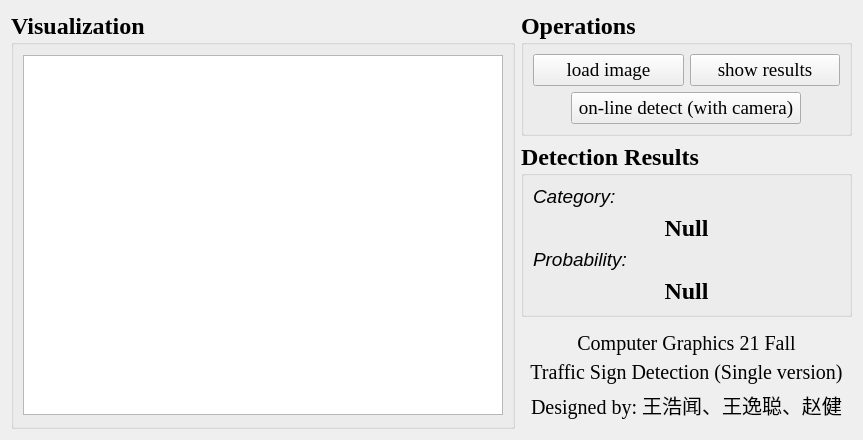
The window that SingleDetection/ui/single_ui.ui (wang-h-w/traffic-sign-detection) describes before a commit, drawn with Qt 5.
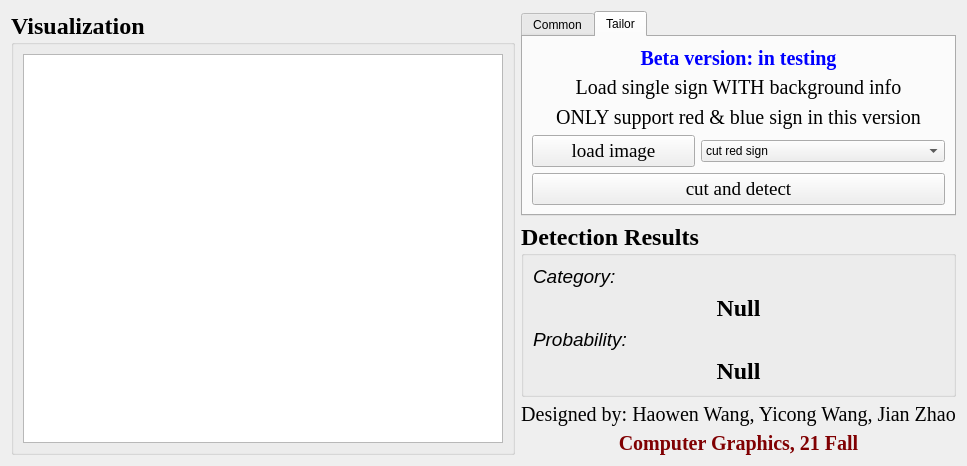
The same window after the commit. The open tabs and pages were chosen to show the change.

Commit message:
New function in SingleDetection! (beta version)
v1.1 | Tailor: cut sign with background info (new UI, new function)

The edit to the form file:
```diff
--- a/SingleDetection/ui/single_ui.ui
+++ b/SingleDetection/ui/single_ui.ui
@@ -6,8 +6,8 @@
    <rect>
     <x>0</x>
     <y>0</y>
-    <width>851</width>
-    <height>427</height>
+    <width>898</width>
+    <height>448</height>
    </rect>
   </property>
   <property name="windowTitle">
@@ -16,7 +16,7 @@
   <property name="windowOpacity">
    <double>1.000000000000000</double>
   </property>
-  <layout class="QHBoxLayout" name="horizontalLayout_2">
+  <layout class="QHBoxLayout" name="horizontalLayout_3" stretch="3,2">
    <item>
     <widget class="QGroupBox" name="groupBox_graphicsView">
      <property name="font">
@@ -31,10 +31,10 @@
       <string>Visualization</string>
      </property>
      <layout class="QVBoxLayout" name="verticalLayout_4">
-      <item alignment="Qt::AlignHCenter|Qt::AlignVCenter">
+      <item>
        <widget class="QGraphicsView" name="graphicsView">
         <property name="sizePolicy">
-         <sizepolicy hsizetype="Fixed" vsizetype="Fixed">
+         <sizepolicy hsizetype="Preferred" vsizetype="Preferred">
           <horstretch>0</horstretch>
           <verstretch>0</verstretch>
          </sizepolicy>
@@ -47,8 +47,8 @@
         </property>
         <property name="maximumSize">
          <size>
-          <width>480</width>
-          <height>360</height>
+          <width>4800</width>
+          <height>3600</height>
          </size>
         </property>
         <property name="lineWidth">
@@ -60,21 +60,207 @@
     </widget>
    </item>
    <item>
+    <layout class="QVBoxLayout" name="verticalLayout_8">
+     <item>
+      <widget class="QTabWidget" name="tab_operations">
+       <property name="currentIndex">
+        <number>0</number>
+       </property>
+       <widget class="QWidget" name="tab_common">
+        <attribute name="title">
+         <string>Common</string>
+        </attribute>
+        <layout class="QVBoxLayout" name="verticalLayout_6">
+         <item>
     <layout class="QVBoxLayout" name="verticalLayout_5">
      <item>
-      <widget class="QGroupBox" name="groupBox_operations">
+            <widget class="QLabel" name="label_common_1">
+             <property name="palette">
+              <palette>
+               <active>
+                <colorrole role="WindowText">
+                 <brush brushstyle="SolidPattern">
+                  <color alpha="255">
+                   <red>0</red>
+                   <green>0</green>
+                   <blue>255</blue>
+                  </color>
+                 </brush>
+                </colorrole>
+               </active>
+               <inactive>
+                <colorrole role="WindowText">
+                 <brush brushstyle="SolidPattern">
+                  <color alpha="255">
+                   <red>0</red>
+                   <green>0</green>
+                   <blue>255</blue>
+                  </color>
+                 </brush>
+                </colorrole>
+               </inactive>
+               <disabled>
+                <colorrole role="WindowText">
+                 <brush brushstyle="SolidPattern">
+                  <color alpha="255">
+                   <red>127</red>
+                   <green>127</green>
+                   <blue>127</blue>
+                  </color>
+                 </brush>
+                </colorrole>
+               </disabled>
+              </palette>
+             </property>
        <property name="font">
         <font>
          <family>Times New Roman</family>
-         <pointsize>18</pointsize>
+               <pointsize>15</pointsize>
          <weight>75</weight>
          <bold>true</bold>
-        </font>
-       </property>
-       <property name="title">
-        <string>Operations</string>
-       </property>
-       <layout class="QVBoxLayout" name="verticalLayout_3" stretch="0,0">
+               <underline>false</underline>
+              </font>
+             </property>
+             <property name="text">
+              <string>Stable version: common functions</string>
+             </property>
+             <property name="textFormat">
+              <enum>Qt::AutoText</enum>
+             </property>
+             <property name="scaledContents">
+              <bool>false</bool>
+             </property>
+             <property name="alignment">
+              <set>Qt::AlignCenter</set>
+             </property>
+            </widget>
+           </item>
+           <item>
+            <widget class="QLabel" name="label_common_2">
+             <property name="palette">
+              <palette>
+               <active>
+                <colorrole role="WindowText">
+                 <brush brushstyle="SolidPattern">
+                  <color alpha="255">
+                   <red>0</red>
+                   <green>0</green>
+                   <blue>0</blue>
+                  </color>
+                 </brush>
+                </colorrole>
+               </active>
+               <inactive>
+                <colorrole role="WindowText">
+                 <brush brushstyle="SolidPattern">
+                  <color alpha="255">
+                   <red>0</red>
+                   <green>0</green>
+                   <blue>0</blue>
+                  </color>
+                 </brush>
+                </colorrole>
+               </inactive>
+               <disabled>
+                <colorrole role="WindowText">
+                 <brush brushstyle="SolidPattern">
+                  <color alpha="255">
+                   <red>127</red>
+                   <green>127</green>
+                   <blue>127</blue>
+                  </color>
+                 </brush>
+                </colorrole>
+               </disabled>
+              </palette>
+             </property>
+             <property name="font">
+              <font>
+               <family>Times New Roman</family>
+               <pointsize>15</pointsize>
+               <weight>50</weight>
+               <bold>false</bold>
+               <underline>false</underline>
+              </font>
+             </property>
+             <property name="text">
+              <string>Load single sign without background info</string>
+             </property>
+             <property name="textFormat">
+              <enum>Qt::AutoText</enum>
+             </property>
+             <property name="scaledContents">
+              <bool>false</bool>
+             </property>
+             <property name="alignment">
+              <set>Qt::AlignCenter</set>
+             </property>
+            </widget>
+           </item>
+           <item>
+            <widget class="QLabel" name="label_common_3">
+             <property name="palette">
+              <palette>
+               <active>
+                <colorrole role="WindowText">
+                 <brush brushstyle="SolidPattern">
+                  <color alpha="255">
+                   <red>0</red>
+                   <green>0</green>
+                   <blue>0</blue>
+                  </color>
+                 </brush>
+                </colorrole>
+               </active>
+               <inactive>
+                <colorrole role="WindowText">
+                 <brush brushstyle="SolidPattern">
+                  <color alpha="255">
+                   <red>0</red>
+                   <green>0</green>
+                   <blue>0</blue>
+                  </color>
+                 </brush>
+                </colorrole>
+               </inactive>
+               <disabled>
+                <colorrole role="WindowText">
+                 <brush brushstyle="SolidPattern">
+                  <color alpha="255">
+                   <red>127</red>
+                   <green>127</green>
+                   <blue>127</blue>
+                  </color>
+                 </brush>
+                </colorrole>
+               </disabled>
+              </palette>
+             </property>
+             <property name="font">
+              <font>
+               <family>Times New Roman</family>
+               <pointsize>15</pointsize>
+               <weight>50</weight>
+               <bold>false</bold>
+               <underline>false</underline>
+              </font>
+             </property>
+             <property name="text">
+              <string>On-line detection is also supported!</string>
+             </property>
+             <property name="textFormat">
+              <enum>Qt::AutoText</enum>
+             </property>
+             <property name="scaledContents">
+              <bool>false</bool>
+             </property>
+             <property name="alignment">
+              <set>Qt::AlignCenter</set>
+             </property>
+            </widget>
+           </item>
+          </layout>
+         </item>
         <item>
          <layout class="QHBoxLayout" name="horizontalLayout">
           <item>
@@ -133,13 +319,13 @@
           </item>
          </layout>
         </item>
-        <item alignment="Qt::AlignHCenter">
+         <item>
          <widget class="QPushButton" name="btn_video">
           <property name="enabled">
            <bool>true</bool>
           </property>
           <property name="sizePolicy">
-           <sizepolicy hsizetype="Expanding" vsizetype="Expanding">
+            <sizepolicy hsizetype="Preferred" vsizetype="Expanding">
             <horstretch>0</horstretch>
             <verstretch>0</verstretch>
            </sizepolicy>
@@ -152,7 +338,7 @@
           </property>
           <property name="maximumSize">
            <size>
-            <width>230</width>
+             <width>2300</width>
             <height>32</height>
            </size>
           </property>
@@ -177,19 +363,281 @@
         </item>
        </layout>
       </widget>
+       <widget class="QWidget" name="tab_tailor">
+        <attribute name="title">
+         <string>Tailor</string>
+        </attribute>
+        <layout class="QVBoxLayout" name="verticalLayout_3">
+         <item>
+          <layout class="QVBoxLayout" name="verticalLayout">
+           <item>
+            <widget class="QLabel" name="label_tailor_3">
+             <property name="palette">
+              <palette>
+               <active>
+                <colorrole role="WindowText">
+                 <brush brushstyle="SolidPattern">
+                  <color alpha="255">
+                   <red>0</red>
+                   <green>0</green>
+                   <blue>255</blue>
+                  </color>
+                 </brush>
+                </colorrole>
+               </active>
+               <inactive>
+                <colorrole role="WindowText">
+                 <brush brushstyle="SolidPattern">
+                  <color alpha="255">
+                   <red>0</red>
+                   <green>0</green>
+                   <blue>255</blue>
+                  </color>
+                 </brush>
+                </colorrole>
+               </inactive>
+               <disabled>
+                <colorrole role="WindowText">
+                 <brush brushstyle="SolidPattern">
+                  <color alpha="255">
+                   <red>127</red>
+                   <green>127</green>
+                   <blue>127</blue>
+                  </color>
+                 </brush>
+                </colorrole>
+               </disabled>
+              </palette>
+             </property>
+             <property name="font">
+              <font>
+               <family>Times New Roman</family>
+               <pointsize>15</pointsize>
+               <weight>75</weight>
+               <bold>true</bold>
+               <underline>false</underline>
+              </font>
+             </property>
+             <property name="text">
+              <string>Beta version: in testing</string>
+             </property>
+             <property name="textFormat">
+              <enum>Qt::AutoText</enum>
+             </property>
+             <property name="scaledContents">
+              <bool>false</bool>
+             </property>
+             <property name="alignment">
+              <set>Qt::AlignCenter</set>
+             </property>
+            </widget>
      </item>
      <item>
-      <spacer name="verticalSpacer">
-       <property name="orientation">
-        <enum>Qt::Vertical</enum>
-       </property>
-       <property name="sizeHint" stdset="0">
+            <widget class="QLabel" name="label_tailor_1">
+             <property name="palette">
+              <palette>
+               <active>
+                <colorrole role="WindowText">
+                 <brush brushstyle="SolidPattern">
+                  <color alpha="255">
+                   <red>0</red>
+                   <green>0</green>
+                   <blue>0</blue>
+                  </color>
+                 </brush>
+                </colorrole>
+               </active>
+               <inactive>
+                <colorrole role="WindowText">
+                 <brush brushstyle="SolidPattern">
+                  <color alpha="255">
+                   <red>0</red>
+                   <green>0</green>
+                   <blue>0</blue>
+                  </color>
+                 </brush>
+                </colorrole>
+               </inactive>
+               <disabled>
+                <colorrole role="WindowText">
+                 <brush brushstyle="SolidPattern">
+                  <color alpha="255">
+                   <red>127</red>
+                   <green>127</green>
+                   <blue>127</blue>
+                  </color>
+                 </brush>
+                </colorrole>
+               </disabled>
+              </palette>
+             </property>
+             <property name="font">
+              <font>
+               <family>Times New Roman</family>
+               <pointsize>15</pointsize>
+               <weight>50</weight>
+               <bold>false</bold>
+               <underline>false</underline>
+              </font>
+             </property>
+             <property name="text">
+              <string>Load single sign WITH background info</string>
+             </property>
+             <property name="textFormat">
+              <enum>Qt::AutoText</enum>
+             </property>
+             <property name="scaledContents">
+              <bool>false</bool>
+             </property>
+             <property name="alignment">
+              <set>Qt::AlignCenter</set>
+             </property>
+            </widget>
+           </item>
+           <item>
+            <widget class="QLabel" name="label_tailor_2">
+             <property name="palette">
+              <palette>
+               <active>
+                <colorrole role="WindowText">
+                 <brush brushstyle="SolidPattern">
+                  <color alpha="255">
+                   <red>0</red>
+                   <green>0</green>
+                   <blue>0</blue>
+                  </color>
+                 </brush>
+                </colorrole>
+               </active>
+               <inactive>
+                <colorrole role="WindowText">
+                 <brush brushstyle="SolidPattern">
+                  <color alpha="255">
+                   <red>0</red>
+                   <green>0</green>
+                   <blue>0</blue>
+                  </color>
+                 </brush>
+                </colorrole>
+               </inactive>
+               <disabled>
+                <colorrole role="WindowText">
+                 <brush brushstyle="SolidPattern">
+                  <color alpha="255">
+                   <red>127</red>
+                   <green>127</green>
+                   <blue>127</blue>
+                  </color>
+                 </brush>
+                </colorrole>
+               </disabled>
+              </palette>
+             </property>
+             <property name="font">
+              <font>
+               <family>Times New Roman</family>
+               <pointsize>15</pointsize>
+               <weight>50</weight>
+               <bold>false</bold>
+               <underline>false</underline>
+              </font>
+             </property>
+             <property name="text">
+              <string>ONLY support red &amp; blue sign in this version</string>
+             </property>
+             <property name="textFormat">
+              <enum>Qt::AutoText</enum>
+             </property>
+             <property name="scaledContents">
+              <bool>false</bool>
+             </property>
+             <property name="alignment">
+              <set>Qt::AlignCenter</set>
+             </property>
+            </widget>
+           </item>
+          </layout>
+         </item>
+         <item>
+          <layout class="QHBoxLayout" name="horizontalLayout_2" stretch="2,3">
+           <item>
+            <widget class="QPushButton" name="btn_load_t">
+             <property name="minimumSize">
         <size>
-         <width>20</width>
-         <height>40</height>
-        </size>
-       </property>
-      </spacer>
+               <width>0</width>
+               <height>32</height>
+              </size>
+             </property>
+             <property name="maximumSize">
+              <size>
+               <width>16777215</width>
+               <height>32</height>
+              </size>
+             </property>
+             <property name="font">
+              <font>
+               <family>Times New Roman</family>
+               <pointsize>14</pointsize>
+               <weight>50</weight>
+               <bold>false</bold>
+              </font>
+             </property>
+             <property name="text">
+              <string>load image</string>
+             </property>
+            </widget>
+           </item>
+           <item>
+            <widget class="QComboBox" name="comboBox_cut">
+             <item>
+              <property name="text">
+               <string>cut red sign</string>
+              </property>
+             </item>
+             <item>
+              <property name="text">
+               <string>cut blue sign</string>
+              </property>
+             </item>
+             <item>
+              <property name="text">
+               <string>cut red &amp; blue</string>
+              </property>
+             </item>
+            </widget>
+           </item>
+          </layout>
+         </item>
+         <item>
+          <widget class="QPushButton" name="btn_show_t">
+           <property name="minimumSize">
+            <size>
+             <width>0</width>
+             <height>32</height>
+            </size>
+           </property>
+           <property name="maximumSize">
+            <size>
+             <width>16777215</width>
+             <height>32</height>
+            </size>
+           </property>
+           <property name="font">
+            <font>
+             <family>Times New Roman</family>
+             <pointsize>14</pointsize>
+             <weight>50</weight>
+             <bold>false</bold>
+            </font>
+           </property>
+           <property name="text">
+            <string>cut and detect</string>
+           </property>
+          </widget>
+         </item>
+        </layout>
+       </widget>
+      </widget>
      </item>
      <item>
       <widget class="QGroupBox" name="groupBox_results">
@@ -277,10 +725,9 @@
       </widget>
      </item>
      <item>
-      <widget class="QWidget" name="widget_info" native="true">
-       <layout class="QVBoxLayout" name="verticalLayout">
+      <layout class="QVBoxLayout" name="verticalLayout_7">
         <item>
-         <widget class="QLabel" name="label_course">
+        <widget class="QLabel" name="label_info_1">
           <property name="palette">
            <palette>
             <active>
@@ -328,7 +775,7 @@
            </font>
           </property>
           <property name="text">
-           <string>Computer Graphics 21 Fall</string>
+          <string>Designed by: Haowen Wang, Yicong Wang, Jian Zhao</string>
           </property>
           <property name="textFormat">
            <enum>Qt::AutoText</enum>
@@ -342,16 +789,16 @@
          </widget>
         </item>
         <item>
-         <widget class="QLabel" name="label_project">
+        <widget class="QLabel" name="label_info_2">
           <property name="palette">
            <palette>
             <active>
              <colorrole role="WindowText">
               <brush brushstyle="SolidPattern">
                <color alpha="255">
-                <red>0</red>
+               <red>128</red>
                 <green>0</green>
-                <blue>0</blue>
+               <blue>2</blue>
                </color>
               </brush>
              </colorrole>
@@ -360,9 +807,9 @@
              <colorrole role="WindowText">
               <brush brushstyle="SolidPattern">
                <color alpha="255">
-                <red>0</red>
+               <red>128</red>
                 <green>0</green>
-                <blue>0</blue>
+               <blue>2</blue>
                </color>
               </brush>
              </colorrole>
@@ -384,72 +831,13 @@
            <font>
             <family>Times New Roman</family>
             <pointsize>15</pointsize>
-           </font>
-          </property>
-          <property name="text">
-           <string>Traffic Sign Detection (Single version)</string>
-          </property>
-          <property name="textFormat">
-           <enum>Qt::AutoText</enum>
-          </property>
-          <property name="scaledContents">
-           <bool>false</bool>
-          </property>
-          <property name="alignment">
-           <set>Qt::AlignCenter</set>
-          </property>
-         </widget>
-        </item>
-        <item>
-         <widget class="QLabel" name="label_designer">
-          <property name="palette">
-           <palette>
-            <active>
-             <colorrole role="WindowText">
-              <brush brushstyle="SolidPattern">
-               <color alpha="255">
-                <red>0</red>
-                <green>0</green>
-                <blue>0</blue>
-               </color>
-              </brush>
-             </colorrole>
-            </active>
-            <inactive>
-             <colorrole role="WindowText">
-              <brush brushstyle="SolidPattern">
-               <color alpha="255">
-                <red>0</red>
-                <green>0</green>
-                <blue>0</blue>
-               </color>
-              </brush>
-             </colorrole>
-            </inactive>
-            <disabled>
-             <colorrole role="WindowText">
-              <brush brushstyle="SolidPattern">
-               <color alpha="255">
-                <red>127</red>
-                <green>127</green>
-                <blue>127</blue>
-               </color>
-              </brush>
-             </colorrole>
-            </disabled>
-           </palette>
-          </property>
-          <property name="font">
-           <font>
-            <family>Times New Roman</family>
-            <pointsize>15</pointsize>
-            <weight>50</weight>
-            <bold>false</bold>
+           <weight>75</weight>
+           <bold>true</bold>
             <underline>false</underline>
            </font>
           </property>
           <property name="text">
-           <string>Designed by: 王浩闻、王逸聪、赵健</string>
+          <string>Computer Graphics, 21 Fall</string>
           </property>
           <property name="textFormat">
            <enum>Qt::AutoText</enum>
@@ -463,7 +851,6 @@
          </widget>
         </item>
        </layout>
-      </widget>
      </item>
     </layout>
    </item>
```
Left out of the diff: 1 changed line with no effect on the pictures. Lines whose indentation alone changed are shown as unchanged. The commit also changes 18 other files.
